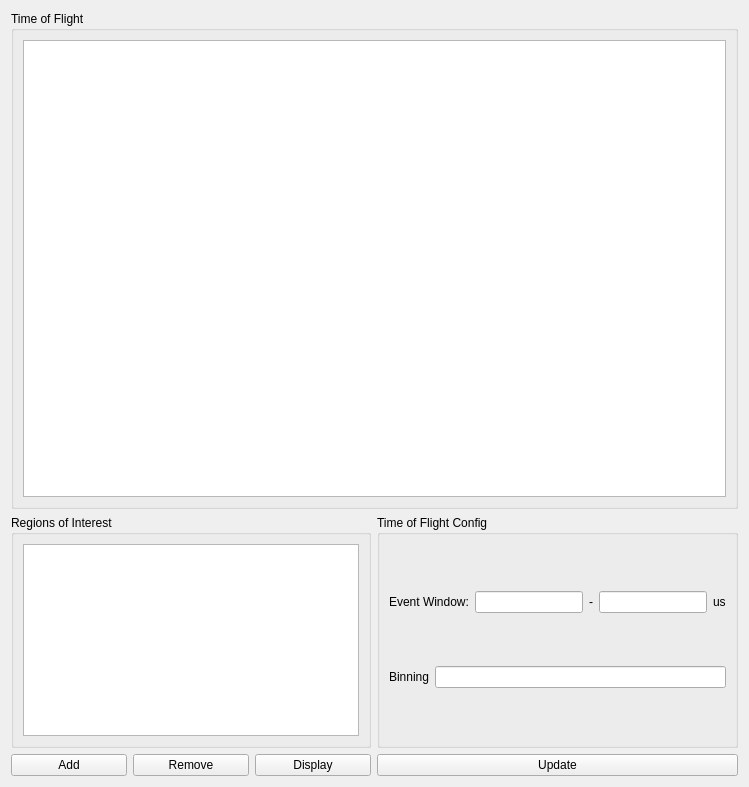
The window that tools/pymepixdaq/panels/ui/timeofflightpanel.ui (CFEL-CMI/pymepix) describes before a commit, drawn with Qt 5.
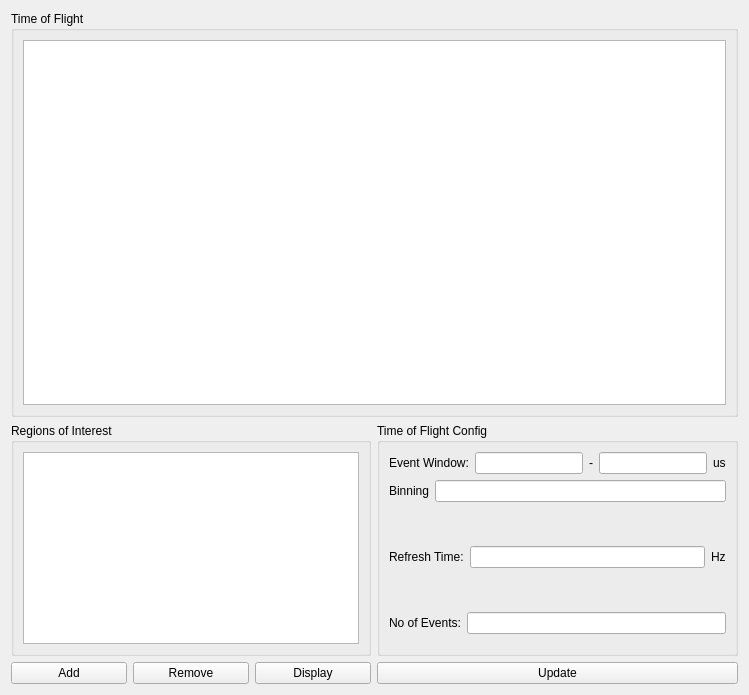
The same window after the commit. Custom widgets are drawn as their Qt base class.

Commit message: Included number of integration value

```diff
--- a/tools/pymepixdaq/panels/ui/timeofflightpanel.ui
+++ b/tools/pymepixdaq/panels/ui/timeofflightpanel.ui
@@ -7,7 +7,7 @@
     <x>0</x>
     <y>0</y>
     <width>749</width>
-    <height>787</height>
+    <height>695</height>
    </rect>
   </property>
   <property name="windowTitle">
@@ -164,18 +164,65 @@
             </item>
            </layout>
           </item>
+          <item>
+           <layout class="QHBoxLayout" name="horizontalLayout_6">
+            <item>
+             <widget class="QLabel" name="label_5">
+              <property name="sizePolicy">
+               <sizepolicy hsizetype="Preferred" vsizetype="Fixed">
+                <horstretch>0</horstretch>
+                <verstretch>0</verstretch>
+               </sizepolicy>
+              </property>
+              <property name="text">
+               <string>Refresh Time:</string>
+              </property>
+             </widget>
+            </item>
+            <item>
+             <widget class="QLineEdit" name="refresh_time"/>
+            </item>
+            <item>
+             <widget class="QLabel" name="label_6">
+              <property name="text">
+               <string>Hz</string>
+              </property>
+             </widget>
+            </item>
+           </layout>
+          </item>
+          <item>
+           <layout class="QHBoxLayout" name="horizontalLayout_7">
+            <item>
+             <widget class="QLabel" name="label_7">
+              <property name="sizePolicy">
+               <sizepolicy hsizetype="Preferred" vsizetype="Fixed">
+                <horstretch>0</horstretch>
+                <verstretch>0</verstretch>
+               </sizepolicy>
+              </property>
+              <property name="text">
+               <string>No of Events:</string>
+              </property>
+             </widget>
+            </item>
+            <item>
+             <widget class="QLineEdit" name="no_events"/>
+            </item>
+           </layout>
+          </item>
           <item>
            <spacer name="verticalSpacer">
             <property name="orientation">
              <enum>Qt::Vertical</enum>
             </property>
             <property name="sizeType">
-             <enum>QSizePolicy::Preferred</enum>
+             <enum>QSizePolicy::Fixed</enum>
             </property>
             <property name="sizeHint" stdset="0">
              <size>
-              <width>1</width>
-              <height>1</height>
+              <width>20</width>
+              <height>10</height>
              </size>
             </property>
            </spacer>
```
The commit also changes 1 other file.
